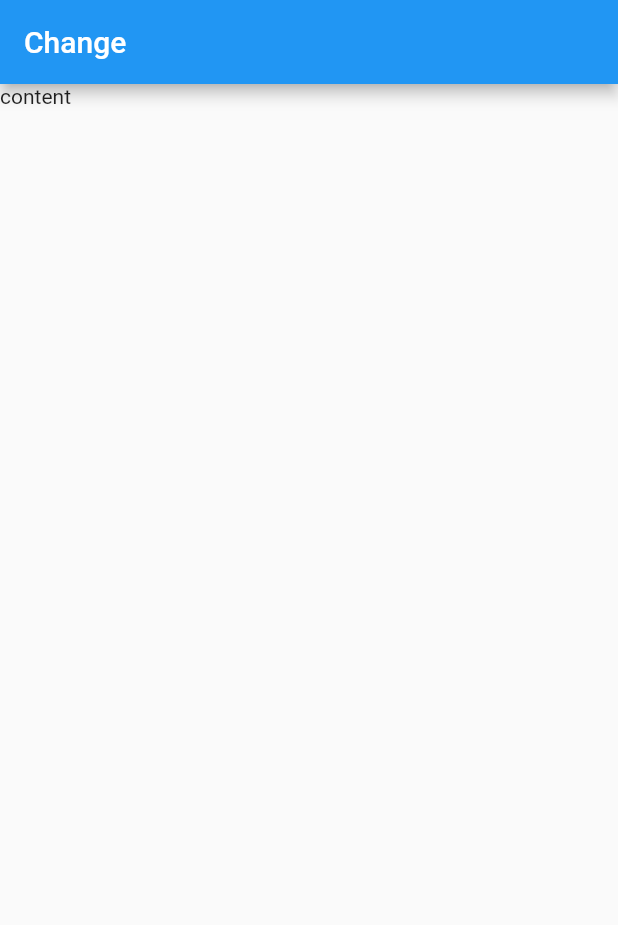
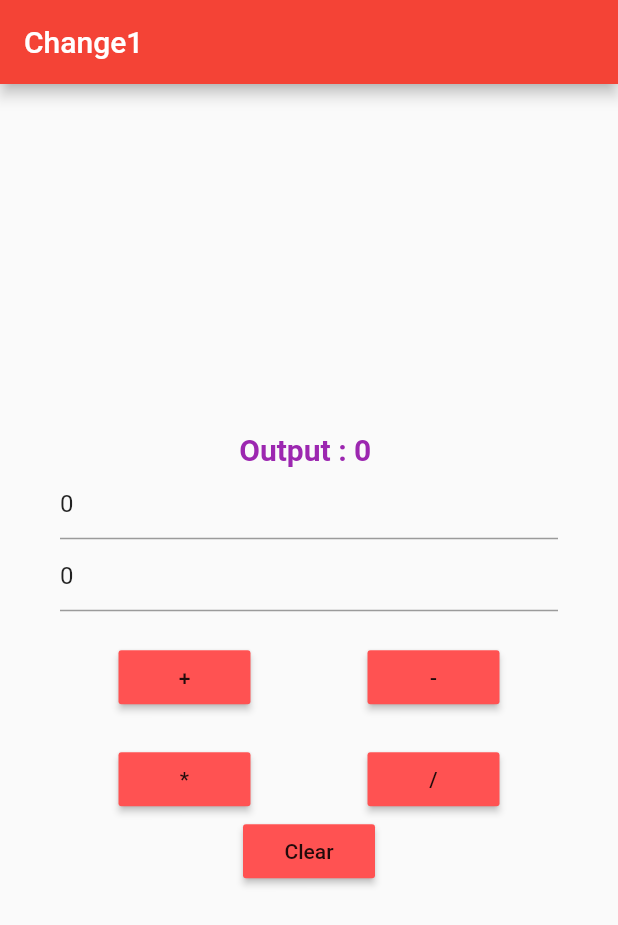
Before and after one commit to ammanath/change_state, a Flutter app: the screen it shows after launch, on a phone screen of 412 x 824 dp. Shown: the top 925 px of the screen. Run offline on Flutter 3.47's test engine with Material 2 defaults, Android fonts, the phone set to English and light mode, and no system bars.

Commit message:
added calculator

```diff
--- a/lib/main.dart
+++ b/lib/main.dart
@@ -1,6 +1,19 @@
 import 'package:flutter/material.dart';
 
-void main() => runApp(ChangeColor());
+void main() => runApp(MyApp());
+
+class MyApp extends StatelessWidget {
+  @override
+  Widget build(BuildContext context) {
+    return MaterialApp(
+      title: "Change State App",
+      theme: ThemeData(
+        primarySwatch: Colors.red,
+      ),
+      home: ChangeColor(),
+    );
+  }
+}
 
 class ChangeColor extends StatefulWidget {
   @override
@@ -8,16 +21,130 @@ class ChangeColor extends StatefulWidget {
 }
 
 class _ChangeColorState extends State<ChangeColor> {
+  int num1, num2, sum = 0;
+  final TextEditingController t1 = TextEditingController(text: '0');
+  final TextEditingController t2 = TextEditingController(text: '0');
+
+  void doAddition() {
+    setState(() {
+      num1 = int.parse(t1.text);
+      num2 = int.parse(t2.text);
+      sum = num1 + num2;
+    });
+  }
+
+  void doMult() {
+    setState(() {
+      num1 = int.parse(t1.text);
+      num2 = int.parse(t2.text);
+      sum = num1 * num2;
+    });
+  }
+
+  void doSub() {
+    setState(() {
+      num1 = int.parse(t1.text);
+      num2 = int.parse(t2.text);
+      sum = num1 - num2;
+    });
+  }
+
+  void doDiv() {
+    setState(() {
+      num1 = int.parse(t1.text);
+      num2 = int.parse(t2.text);
+      sum = num1 ~/ num2;
+    });
+  }
+
+void doClear() {
+  setState(() {
+  t1.text='0';
+  t2.text='0';
+
+  });
+  }
+
   @override
   Widget build(BuildContext context) {
-    return MaterialApp(
-      title: 'Change state',
-      home: Scaffold(
+    return Scaffold(
         appBar: AppBar(
-          title: Text('Change'),
+          title: Text('Change1'),
         ),
-        body: Text('content'),
-      ),
-    );
-  }
+        body: Container(
+            padding: const EdgeInsets.all(40),
+            child: Column(
+              mainAxisAlignment: MainAxisAlignment.center,
+              children: [
+                Text(
+                  'Output : $sum ',
+                  style: TextStyle(
+                      fontSize: 20,
+                      fontWeight: FontWeight.bold,
+                      color: Colors.purple),
+                ),
+                TextField(
+                    keyboardType: TextInputType.number,
+                    controller: t1,
+                    decoration: InputDecoration(
+                      hintText: 'Enter Number 1',
+                    )),
+                TextField(
+                    keyboardType: TextInputType.number,
+                    controller: t2,
+                    decoration: InputDecoration(
+                      hintText: 'Enter Number 2',
+                    )),
+                Padding(
+                  padding: const EdgeInsets.only(top: 20),
+                ),
+                Row(
+                  mainAxisAlignment: MainAxisAlignment.spaceAround,
+                  children: [
+                    MaterialButton(
+                      child: Text('+'),
+                      color: Colors.redAccent,
+                      onPressed: doAddition,
+                    ),
+                    MaterialButton(
+                      child: Text('-'),
+                      color: Colors.redAccent,
+                      onPressed: doSub,
+                    ),
+                  ],
+                ),
+                Padding(
+                  padding: const EdgeInsets.only(top: 20),
+                ),
+                Row(
+                  mainAxisAlignment: MainAxisAlignment.spaceAround,
+                  children: [
+                    MaterialButton(
+                      child: Text('*'),
+                      color: Colors.redAccent,
+                      onPressed: doMult,
+                    ),
+                    MaterialButton(
+                      child: Text('/'),
+                      color: Colors.redAccent,
+                      onPressed: doDiv,
+                    )
+                  ],
+                ),
+                Row(
+                  mainAxisAlignment: MainAxisAlignment.center,
+                  children: [
+                    MaterialButton(
+                      child: Text('Clear'),
+                      color: Colors.redAccent,
+                      onPressed: doClear,
+                                          ),
+
+                                        ],
+                                      ),
+                                    ],
+                                  )));
+                        }
+
+
 }
```
Also changed, not shown: pubspec.lock.
